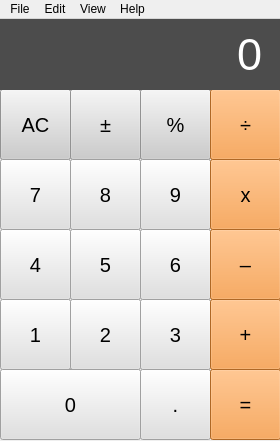
The window that qtcalc/resources/qtcalc.ui (jDan735/qtcalc) describes before a commit, drawn with Qt 5.
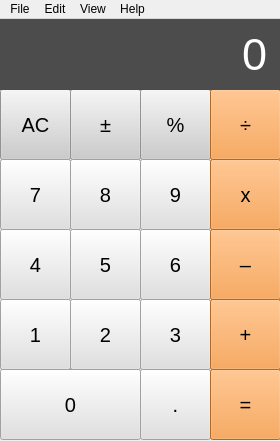
The same window after the commit. Icons and pictures are not drawn.

```diff
--- a/qtcalc/resources/qtcalc.ui
+++ b/qtcalc/resources/qtcalc.ui
@@ -407,7 +407,7 @@
      <bool>false</bool>
     </property>
     <property name="styleSheet">
-     <string notr="true">font-size: 45px; padding-right: 15px; background: #4C4C4C; color: #fff;</string>
+     <string notr="true">font-size: 45px; padding-right: 10px; background: #4C4C4C; color: #fff;</string>
     </property>
     <property name="text">
      <string>0</string>
```
Left out of the diff: 4 changed lines with no effect on the pictures.
